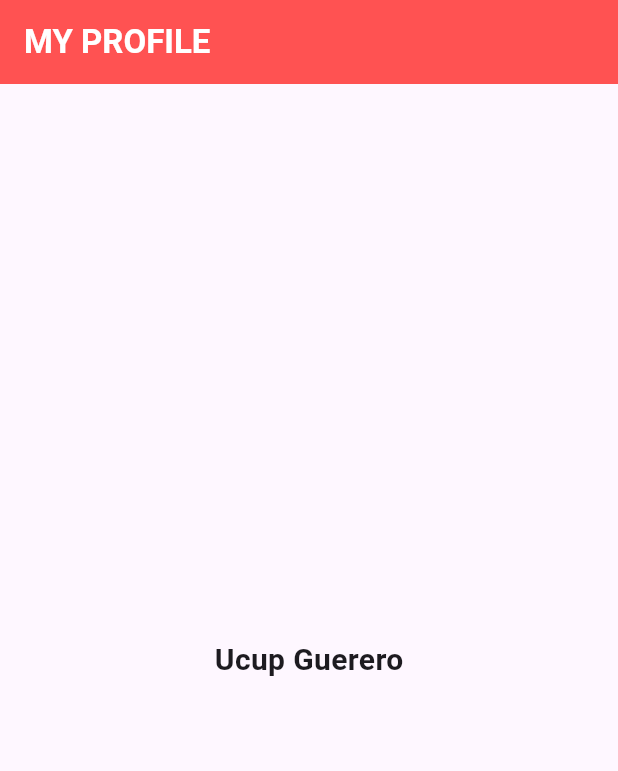
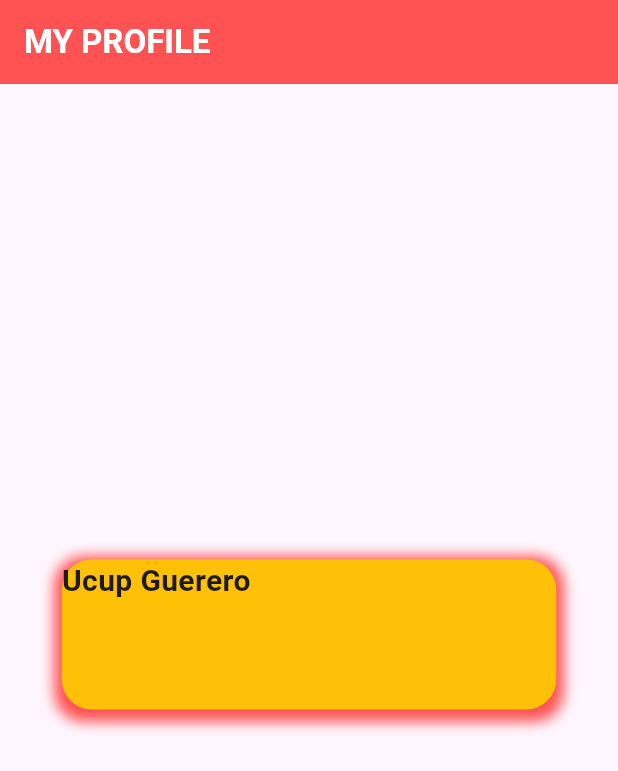
Before and after one commit to Zhafrnn/flutter_profile_card, a Flutter app: the screen it shows after launch, on a phone screen of 412 x 824 dp. Shown: the top 771 px of the screen. Run offline on Flutter 3.47's test engine with Material 3 defaults, Android fonts, the phone set to English and light mode, and no system bars.

Commit message:
Belajar Container, Padding, sizebox

```diff
--- a/lib/profile.dart
+++ b/lib/profile.dart
@@ -18,20 +18,41 @@ class Profilecard extends StatelessWidget {
         child:Column(
           mainAxisAlignment: MainAxisAlignment.center,
           children: [
-            Text('Ucup Guerero',
-            style: TextStyle(fontSize: 20,
-            fontWeight: FontWeight.bold,
+            Container(
+              width: MediaQuery.of(context).size.width * 0.8,
+              height: 100,
+              decoration: BoxDecoration(
+                borderRadius: BorderRadius.circular(20),
+                color: Colors.amber,
+                boxShadow: [
+                  BoxShadow(
+                    color: Colors.redAccent,
+                    spreadRadius: 5,
+                    blurRadius: 7,
+                    offset: Offset(0, 3),
+                  )
+                ]
+              ),
+              child: Text(
+                'Ucup Guerero',
+              style: TextStyle(fontSize: 20,
+              fontWeight: FontWeight.bold,
+              ),
+              ),
             ),
-            ),
-            Row(
-              children: <Widget> [
-                Column(
-                  children: [],
-                ),
-                Column(
-                  children: [],
+            Column(
+              children: [
+                Text(
+                  '',
+                  style: TextStyle(
+                    fontSize: 24,
+                    fontWeight: FontWeight.bold,
+                  ),
                 ),
               ],
+            ),
+            Column(
+              children: [],
             ),
           ],
         ),
```
Also changed, not shown: pubspec.lock, 1 other file.
